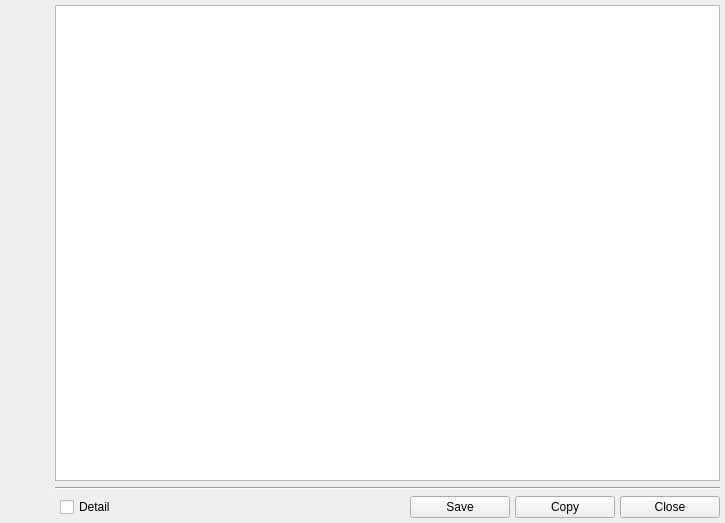
Before: the Qt Designer form job/job_view_cmd.ui in emako/qvs, drawn with Qt 5.
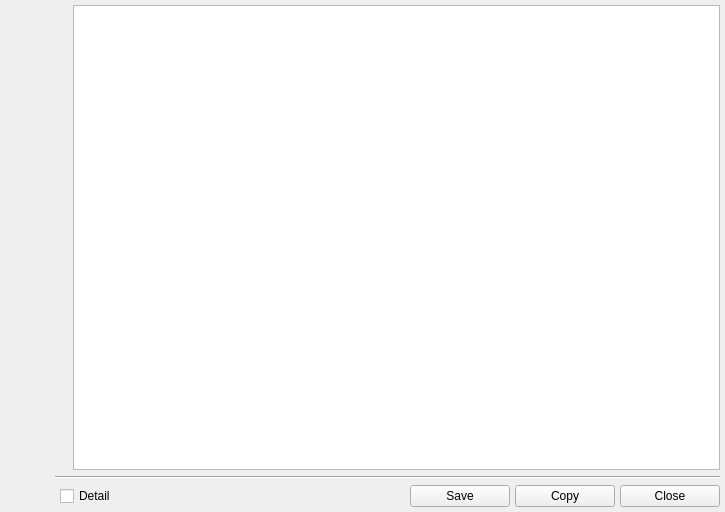
After: the same form once the commit is applied. Icons and pictures are not drawn.

Diff of the .ui file:
```diff
--- a/job/job_view_cmd.ui
+++ b/job/job_view_cmd.ui
@@ -7,7 +7,7 @@
     <x>0</x>
     <y>0</y>
     <width>725</width>
-    <height>523</height>
+    <height>512</height>
    </rect>
   </property>
   <property name="windowTitle">
@@ -30,11 +30,25 @@
     <number>5</number>
    </property>
    <item>
+    <widget class="QWidget" name="widget" native="true">
     <layout class="QHBoxLayout" name="horizontalLayout_2">
      <property name="spacing">
       <number>2</number>
      </property>
+      <property name="leftMargin">
+       <number>0</number>
+      </property>
+      <property name="topMargin">
+       <number>0</number>
+      </property>
+      <property name="rightMargin">
+       <number>0</number>
+      </property>
+      <property name="bottomMargin">
+       <number>0</number>
+      </property>
      <item>
+       <widget class="QWidget" name="widget" native="true">
       <layout class="QVBoxLayout" name="verticalLayout_2">
        <item>
         <widget class="QLabel" name="labelLogo">
@@ -81,6 +95,7 @@
         </spacer>
        </item>
       </layout>
+       </widget>
      </item>
      <item>
       <widget class="QPlainTextEdit" name="plainTextEdit">
@@ -102,12 +117,26 @@
       </widget>
      </item>
     </layout>
+    </widget>
    </item>
    <item>
+    <widget class="QWidget" name="widget" native="true">
     <layout class="QHBoxLayout" name="horizontalLayout_3">
      <property name="spacing">
       <number>0</number>
      </property>
+      <property name="leftMargin">
+       <number>0</number>
+      </property>
+      <property name="topMargin">
+       <number>0</number>
+      </property>
+      <property name="rightMargin">
+       <number>0</number>
+      </property>
+      <property name="bottomMargin">
+       <number>0</number>
+      </property>
      <item>
       <spacer name="horizontalSpacer_2">
        <property name="orientation">
@@ -135,8 +164,10 @@
       </widget>
      </item>
     </layout>
+    </widget>
    </item>
    <item>
+    <widget class="QWidget" name="widget" native="true">
     <layout class="QHBoxLayout" name="horizontalLayout">
      <property name="spacing">
       <number>5</number>
@@ -144,6 +175,15 @@
      <property name="leftMargin">
       <number>55</number>
      </property>
+      <property name="topMargin">
+       <number>0</number>
+      </property>
+      <property name="rightMargin">
+       <number>0</number>
+      </property>
+      <property name="bottomMargin">
+       <number>0</number>
+      </property>
      <item>
       <widget class="QCheckBox" name="checkBoxShowDetail">
        <property name="layoutDirection">
@@ -231,6 +271,7 @@
       </widget>
      </item>
     </layout>
+    </widget>
    </item>
   </layout>
  </widget>
```
Left out of the diff: 29 changed lines with no effect on the pictures. Lines whose indentation alone changed are shown as unchanged.
